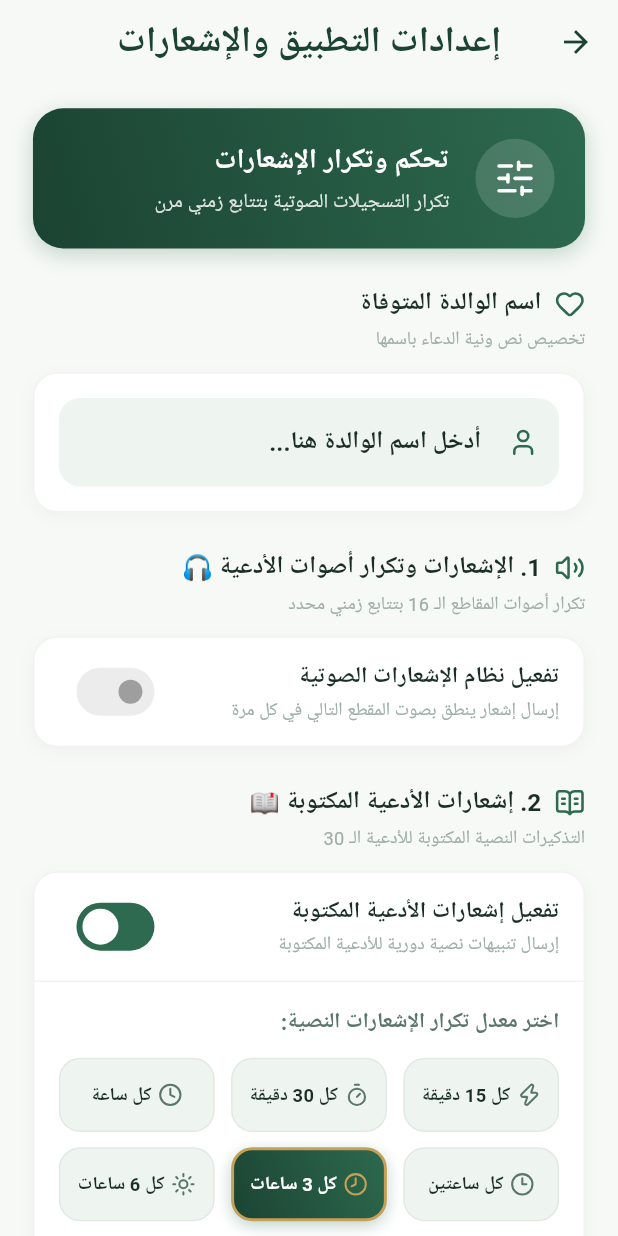
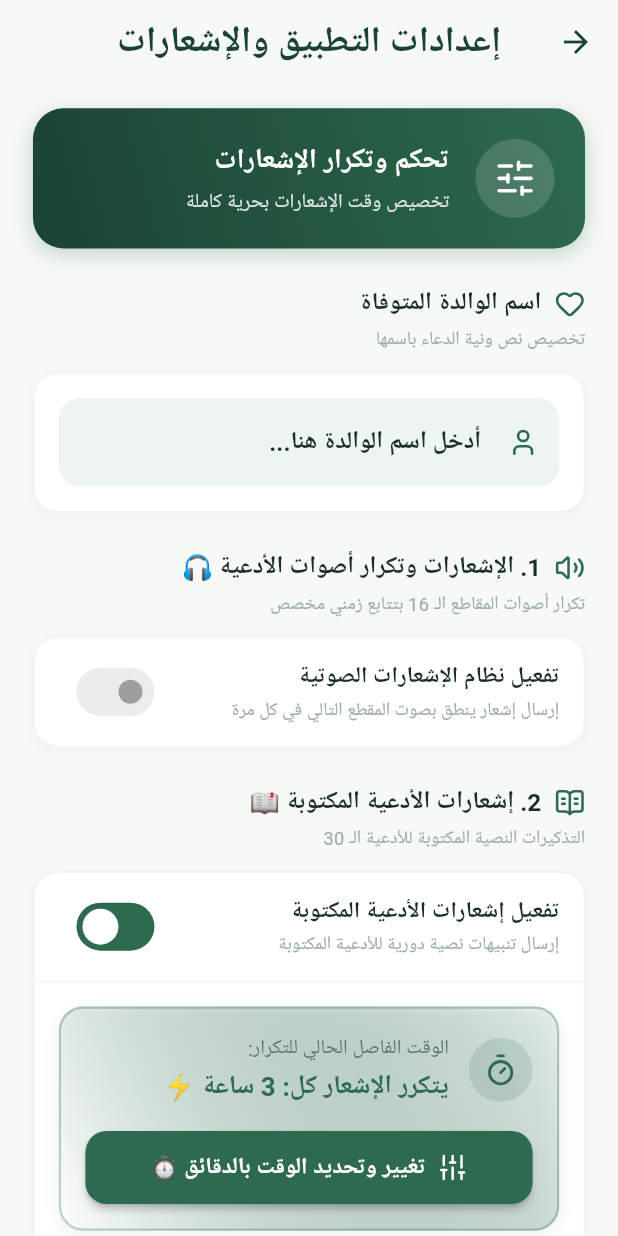
Before and after one commit to MohamedRefky/athkar_alarms, a Flutter app: the SettingsScreen screen opened directly, after a tap on "تفعيل نظام الإشعارات الصوتية", on a phone screen of 412 x 824 dp. Run offline on Flutter 3.47's test engine with Material 3 defaults, Android fonts, the phone set to English and light mode, and no system bars; our stand-ins replace audioplayers, equatable, flutter_bloc, flutter_local_notifications, flutter_screenutil, get_it and 4 more; accounts and stored records are empty; Roboto replaces fonts that are missing (Zain).

Commit message:
feat: implement settings screen with notification configuration and custom interval management

```diff
--- a/lib/screens/settings_screen.dart
+++ b/lib/screens/settings_screen.dart
@@ -62,7 +62,7 @@ class _SettingsScreenState extends State<SettingsScreen> {
   ) async {
     final isDark = Theme.of(context).brightness == Brightness.dark;
     final controller = TextEditingController(
-      text: initialValue > 0 ? initialValue.toString() : '30',
+      text: initialValue > 0 ? initialValue.toString() : '60',
     );
 
     final result = await showModalBottomSheet<int>(
@@ -113,8 +113,8 @@ class _SettingsScreenState extends State<SettingsScreen> {
                       SizedBox(width: 10.w),
                       Text(
                         isAudio
-                            ? 'تخصيص وقت تكرار الصوت بالدقائق'
-                            : 'تخصيص وقت تكرار النص بالدقائق',
+                            ? 'تخصيص الوقت الفاصل لإشعارات الصوت'
+                            : 'تخصيص الوقت الفاصل لإشعارات النص',
                         style: TextStyle(
                           fontSize: 16.sp,
                           fontWeight: FontWeight.bold,
@@ -129,7 +129,7 @@ class _SettingsScreenState extends State<SettingsScreen> {
 
                   // Preset Addition Chips
                   Text(
-                    'إضافة سريعة للوقت:',
+                    'إضافة سريعة بالدقائق:',
                     style: TextStyle(
                       fontSize: 13.sp,
                       color: AppColors.textHint,
@@ -154,14 +154,14 @@ class _SettingsScreenState extends State<SettingsScreen> {
                     keyboardType: TextInputType.number,
                     textAlign: TextAlign.center,
                     style: TextStyle(
-                      fontSize: 22.sp,
+                      fontSize: 24.sp,
                       fontWeight: FontWeight.bold,
                       color: AppColors.primary,
                     ),
                     decoration: InputDecoration(
                       suffixText: 'دقيقة',
                       suffixStyle: TextStyle(
-                        fontSize: 14.sp,
+                        fontSize: 15.sp,
                         fontWeight: FontWeight.bold,
                         color: AppColors.textHint,
                       ),
@@ -188,7 +188,7 @@ class _SettingsScreenState extends State<SettingsScreen> {
                   // Confirm Action Button
                   SizedBox(
                     width: double.infinity,
-                    height: 50.h,
+                    height: 52.h,
                     child: ElevatedButton(
                       style: ElevatedButton.styleFrom(
                         backgroundColor: AppColors.primary,
@@ -201,7 +201,7 @@ class _SettingsScreenState extends State<SettingsScreen> {
                         Navigator.pop(context, val);
                       },
                       child: Text(
-                        'حفظ الوقت وتفعيله ⚡',
+                        'حفظ الوقت الفاصل ⚡',
                         style: TextStyle(
                           fontSize: 16.sp,
                           fontWeight: FontWeight.bold,
@@ -252,29 +252,6 @@ class _SettingsScreenState extends State<SettingsScreen> {
         ),
       ),
     );
-  }
-
-  IconData _getFrequencyIcon(NotificationFrequency freq) {
-    switch (freq) {
-      case NotificationFrequency.every15Minutes:
-        return LucideIcons.zap;
-      case NotificationFrequency.every30Minutes:
-        return LucideIcons.timer;
-      case NotificationFrequency.every1Hour:
-        return LucideIcons.clock;
-      case NotificationFrequency.every2Hours:
-        return LucideIcons.clock3;
-      case NotificationFrequency.every3Hours:
-        return LucideIcons.clock8;
-      case NotificationFrequency.every6Hours:
-        return LucideIcons.sun;
-      case NotificationFrequency.every12Hours:
-        return LucideIcons.moon;
-      case NotificationFrequency.onceDaily:
-        return LucideIcons.calendar;
-      case NotificationFrequency.custom:
-        return LucideIcons.sliders;
-    }
   }
 
   @override
@@ -359,7 +336,7 @@ class _SettingsScreenState extends State<SettingsScreen> {
                   _buildSectionHeader(
                     context,
                     title: '1. الإشعارات وتكرار أصوات الأدعية 🎧',
-                    subtitle: 'تكرار أصوات المقاطع الـ 16 بتتابع زمني محدد',
+                    subtitle: 'تكرار أصوات المقاطع الـ 16 بتتابع زمني مخصص',
                     icon: LucideIcons.volume2,
                   ),
                   SizedBox(height: 12.h),
@@ -419,24 +396,11 @@ class _SettingsScreenState extends State<SettingsScreen> {
                             child: Column(
                               crossAxisAlignment: CrossAxisAlignment.start,
                               children: [
-                                Text(
-                                  'اختر معدل تكرار إشعارات الصوت:',
-                                  style: TextStyle(
-                                    fontSize: 14.sp,
-                                    fontWeight: FontWeight.bold,
-                                    color: isDark
-                                        ? AppColors.darkTextSecondary
-                                        : AppColors.textSecondary,
-                                  ),
-                                ),
-                                SizedBox(height: 12.h),
-
-                                // Premium Frequency Selector Grid
-                                _buildPremiumFrequencyGrid(
+                                // Single Custom Time Selector Card
+                                _buildSingleCustomTimeCard(
                                   context: context,
-                                  currentFreq: settings.audioFrequency,
                                   isAudio: true,
-                                  customMins: settings.audioCustomIntervalMinutes,
+                                  intervalMins: settings.getEffectiveAudioIntervalMinutes(),
                                   isDark: isDark,
                                 ),
 
@@ -545,30 +509,11 @@ class _SettingsScreenState extends State<SettingsScreen> {
                           ),
                           Padding(
                             padding: EdgeInsets.all(16.r),
-                            child: Column(
-                              crossAxisAlignment: CrossAxisAlignment.start,
-                              children: [
-                                Text(
-                                  'اختر معدل تكرار الإشعارات النصية:',
-                                  style: TextStyle(
-                                    fontSize: 14.sp,
-                                    fontWeight: FontWeight.bold,
-                                    color: isDark
-                                        ? AppColors.darkTextSecondary
-                                        : AppColors.textSecondary,
-                                  ),
-                                ),
-                                SizedBox(height: 12.h),
-
-                                // Premium Frequency Selector Grid
-                                _buildPremiumFrequencyGrid(
+                            child: _buildSingleCustomTimeCard(
                               context: context,
-                                  currentFreq: settings.textFrequency,
                               isAudio: false,
-                                  customMins: settings.textCustomIntervalMinutes,
+                              intervalMins: settings.getEffectiveTextIntervalMinutes(),
                               isDark: isDark,
-                                ),
-                              ],
                             ),
                           ),
                         ],
@@ -636,165 +581,112 @@ class _SettingsScreenState extends State<SettingsScreen> {
     );
   }
 
-  Widget _buildPremiumFrequencyGrid({
+  Widget _buildSingleCustomTimeCard({
     required BuildContext context,
-    required NotificationFrequency currentFreq,
     required bool isAudio,
-    required int customMins,
+    required int intervalMins,
     required bool isDark,
   }) {
-    return Column(
-      children: [
-        GridView.builder(
-          shrinkWrap: true,
-          physics: const NeverScrollableScrollPhysics(),
-          gridDelegate: SliverGridDelegateWithFixedCrossAxisCount(
-            crossAxisCount: 3,
-            crossAxisSpacing: 10.w,
-            mainAxisSpacing: 10.h,
-            childAspectRatio: 2.1,
-          ),
-          itemCount: NotificationFrequency.values.length,
-          itemBuilder: (context, index) {
-            final freq = NotificationFrequency.values[index];
-            final isSelected = currentFreq == freq;
-            final icon = _getFrequencyIcon(freq);
-            final labelText = freq == NotificationFrequency.custom && customMins > 0
-                ? '$customMins دقيقة'
-                : freq.label;
+    final String intervalDisplay = intervalMins >= 60 && intervalMins % 60 == 0
+        ? '${intervalMins ~/ 60} ساعة'
+        : '$intervalMins دقيقة';
 
-            return AnimatedContainer(
-              duration: const Duration(milliseconds: 200),
-              curve: Curves.easeInOut,
+    return Container(
+      width: double.infinity,
+      padding: EdgeInsets.all(16.r),
       decoration: BoxDecoration(
-                gradient: isSelected
-                    ? const LinearGradient(
-                        colors: [AppColors.primary, AppColors.primaryDark],
+        gradient: LinearGradient(
+          colors: isDark
+              ? [AppColors.darkSurface, const Color(0xFF1F332A)]
+              : [AppColors.primary.withValues(alpha: 0.08), Colors.white],
           begin: Alignment.topRight,
           end: Alignment.bottomLeft,
-                      )
-                    : null,
-                color: isSelected
-                    ? null
-                    : (isDark
-                        ? AppColors.darkBackground
-                        : AppColors.surfaceVariant),
-                borderRadius: BorderRadius.circular(14.r),
+        ),
+        borderRadius: BorderRadius.circular(16.r),
         border: Border.all(
-                  color: isSelected
-                      ? AppColors.accentGold
-                      : (isDark
-                          ? Colors.white.withValues(alpha: 0.08)
-                          : Colors.black.withValues(alpha: 0.05)),
-                  width: isSelected ? 2 : 1,
+          color: AppColors.primary.withValues(alpha: 0.3),
+          width: 1.5,
         ),
-                boxShadow: isSelected
-                    ? [
+        boxShadow: [
           BoxShadow(
-                          color: AppColors.primary.withValues(alpha: 0.3),
-                          blurRadius: 8.r,
+            color: AppColors.primary.withValues(alpha: 0.08),
+            blurRadius: 10.r,
             offset: const Offset(0, 3),
-                        ),
-                      ]
-                    : null,
-              ),
-              child: Material(
-                color: Colors.transparent,
-                child: InkWell(
-                  borderRadius: BorderRadius.circular(14.r),
-                  onTap: () {
-                    if (freq == NotificationFrequency.custom) {
-                      _showCustomIntervalSheet(context, isAudio, customMins);
-                    } else {
-                      if (isAudio) {
-                        context
-                            .read<SettingsCubit>()
-                            .updateAudioFrequency(freq);
-                      } else {
-                        context
-                            .read<SettingsCubit>()
-                            .updateTextFrequency(freq);
-                      }
-                    }
-                  },
-                  child: Padding(
-                    padding: EdgeInsets.symmetric(horizontal: 6.w, vertical: 4.h),
-                    child: Row(
-                      mainAxisAlignment: MainAxisAlignment.center,
-                      children: [
-                        Icon(
-                          icon,
-                          size: 16.r,
-                          color: isSelected
-                              ? AppColors.accentGold
-                              : (isDark
-                                  ? AppColors.darkTextSecondary
-                                  : AppColors.textSecondary),
-                        ),
-                        SizedBox(width: 4.w),
-                        Flexible(
-                          child: Text(
-                            labelText,
-                            maxLines: 1,
-                            overflow: TextOverflow.ellipsis,
-                            style: TextStyle(
-                              fontSize: 12.sp,
-                              fontWeight: isSelected
-                                  ? FontWeight.bold
-                                  : FontWeight.w600,
-                              color: isSelected
-                                  ? Colors.white
-                                  : (isDark
-                                      ? AppColors.darkTextPrimary
-                                      : AppColors.textPrimary),
-                            ),
-                          ),
           ),
         ],
       ),
+      child: Column(
+        children: [
+          Row(
+            children: [
+              Container(
+                padding: EdgeInsets.all(10.r),
+                decoration: BoxDecoration(
+                  color: AppColors.primary.withValues(alpha: 0.15),
+                  shape: BoxShape.circle,
+                ),
+                child: Icon(
+                  LucideIcons.timer,
+                  color: AppColors.primary,
+                  size: 22.r,
                 ),
               ),
-              ),
-            );
-          },
-        ),
-
-        SizedBox(height: 12.h),
-
-        // Active Status Summary Card Banner
-        Container(
-          padding: EdgeInsets.symmetric(horizontal: 14.w, vertical: 10.h),
-          decoration: BoxDecoration(
-            color: AppColors.primary.withValues(alpha: 0.08),
-            borderRadius: BorderRadius.circular(12.r),
-            border: Border.all(
-              color: AppColors.primary.withValues(alpha: 0.2),
+              SizedBox(width: 12.w),
+              Expanded(
+                child: Column(
+                  crossAxisAlignment: CrossAxisAlignment.start,
+                  children: [
+                    Text(
+                      'الوقت الفاصل الحالي للتكرار:',
+                      style: TextStyle(
+                        fontSize: 13.sp,
+                        color: isDark
+                            ? AppColors.darkTextSecondary
+                            : AppColors.textSecondary,
                       ),
                     ),
-          child: Row(
-            children: [
-              Icon(
-                LucideIcons.sparkles,
-                color: AppColors.primary,
-                size: 18.r,
-              ),
-              SizedBox(width: 8.w),
-              Expanded(
-                child: Text(
-                  isAudio
-                      ? 'سيتم إرسال إشعار صوتي جديد ينطق بالمقطع التالي كل (${currentFreq == NotificationFrequency.custom ? "$customMins دقيقة" : currentFreq.label}) ⚡'
-                      : 'سيتم إرسال دعاء مكتوب جديد كل (${currentFreq == NotificationFrequency.custom ? "$customMins دقيقة" : currentFreq.label}) 📖',
+                    SizedBox(height: 2.h),
+                    Text(
+                      'يتكرر الإشعار كل: $intervalDisplay ⚡',
                       style: TextStyle(
-                    fontSize: 12.sp,
+                        fontSize: 17.sp,
                         fontWeight: FontWeight.bold,
                         color: AppColors.primary,
-                  ),
                       ),
                     ),
                   ],
                 ),
               ),
             ],
+          ),
+          SizedBox(height: 16.h),
+          SizedBox(
+            width: double.infinity,
+            height: 48.h,
+            child: ElevatedButton.icon(
+              style: ElevatedButton.styleFrom(
+                backgroundColor: AppColors.primary,
+                shape: RoundedRectangleBorder(
+                  borderRadius: BorderRadius.circular(14.r),
+                ),
+                elevation: 2,
+              ),
+              icon: Icon(LucideIcons.sliders, color: Colors.white, size: 20.r),
+              label: Text(
+                'تغيير وتحديد الوقت بالدقائق ⏱️',
+                style: TextStyle(
+                  fontSize: 15.sp,
+                  fontWeight: FontWeight.bold,
+                  color: Colors.white,
+                ),
+              ),
+              onPressed: () {
+                _showCustomIntervalSheet(context, isAudio, intervalMins);
+              },
+            ),
+          ),
+        ],
+      ),
     );
   }
 
@@ -848,7 +740,7 @@ class _SettingsScreenState extends State<SettingsScreen> {
                 ),
                 SizedBox(height: 4.h),
                 Text(
-                  'تكرار التسجيلات الصوتية بتتابع زمني مرن',
+                  'تخصيص وقت الإشعارات بحرية كاملة',
                   style: TextStyle(
                     fontSize: 13.sp,
                     color: Colors.white.withValues(alpha: 0.85),
```
Lines whose indentation alone changed are shown as unchanged.
